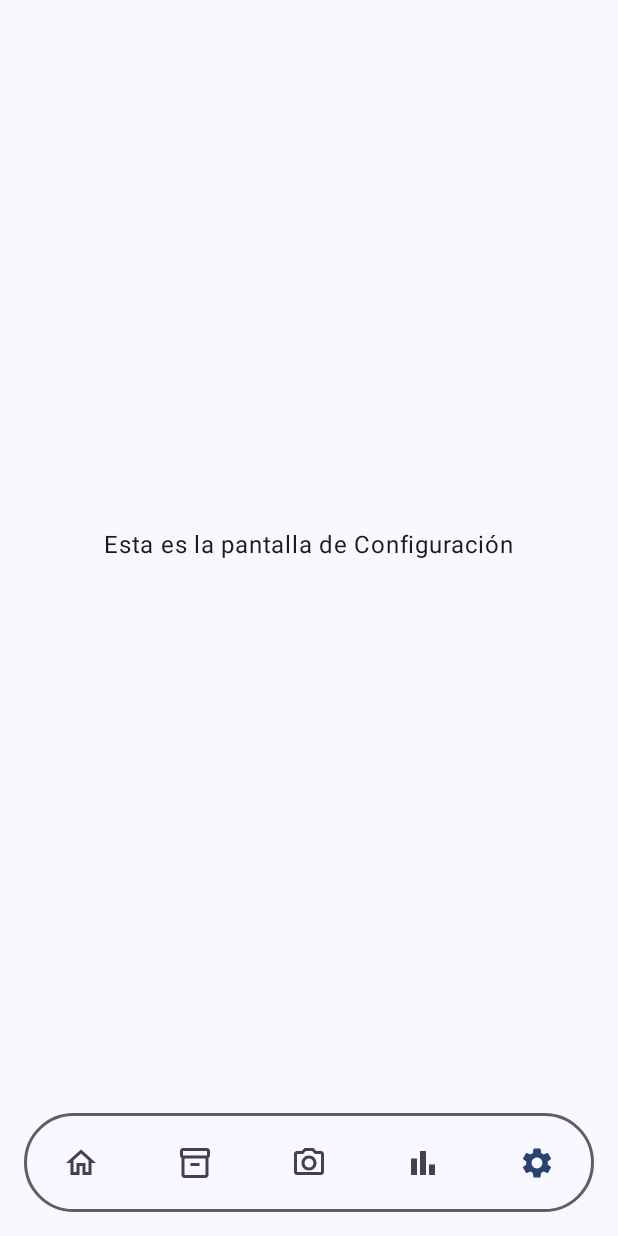
After one commit to adrencina/YoShop, an Android app built with Jetpack Compose: the SettingsScreen screen opened through its navigation route, on a phone screen of 412 x 824 dp. The commit adds this screen. Run offline under Robolectric (Android 15) with nearby library versions, the phone set to English and light mode, and no system bars; our stand-ins replace Dagger/Hilt's generated code, Firebase (no records; nobody signed in at launch, a user with empty details on screens opened directly).

Commit message:
config navegación.

```diff
--- a/app/src/main/java/com/example/claraterra/MainActivity.kt
+++ b/app/src/main/java/com/example/claraterra/MainActivity.kt
@@ -3,45 +3,27 @@ package com.example.claraterra
 import android.os.Bundle
 import androidx.activity.ComponentActivity
 import androidx.activity.compose.setContent
-import androidx.activity.enableEdgeToEdge
-import androidx.compose.foundation.layout.fillMaxSize
-import androidx.compose.foundation.layout.padding
-import androidx.compose.material3.Scaffold
-import androidx.compose.material3.Text
-import androidx.compose.runtime.Composable
-import androidx.compose.ui.Modifier
-import androidx.compose.ui.tooling.preview.Preview
+import androidx.navigation.compose.rememberNavController
+import com.example.claraterra.ui.navigation.AppNavGraph
 import com.example.claraterra.ui.theme.ClaraTerraTheme
+import com.google.firebase.Firebase
+import com.google.firebase.auth.FirebaseAuth
+import com.google.firebase.auth.auth
+import dagger.hilt.android.AndroidEntryPoint
 
+@AndroidEntryPoint
 class MainActivity : ComponentActivity() {
+
+    private val auth: FirebaseAuth by lazy { Firebase.auth }
+
     override fun onCreate(savedInstanceState: Bundle?) {
         super.onCreate(savedInstanceState)
-        enableEdgeToEdge()
         setContent {
             ClaraTerraTheme {
-                Scaffold(modifier = Modifier.fillMaxSize()) { innerPadding ->
-                    Greeting(
-                        name = "Android",
-                        modifier = Modifier.padding(innerPadding)
-                    )
-                }
+                val navController = rememberNavController()
+                val isLoggedIn = auth.currentUser != null
+                AppNavGraph(navController = navController, isLoggedIn = isLoggedIn)
             }
         }
     }
 }
-
-@Composable
-fun Greeting(name: String, modifier: Modifier = Modifier) {
-    Text(
-        text = "Hello $name!",
-        modifier = modifier
-    )
-}
-
-@Preview(showBackground = true)
-@Composable
-fun GreetingPreview() {
-    ClaraTerraTheme {
-        Greeting("Android")
-    }
-}
--- /dev/null
+++ b/app/src/main/java/com/example/claraterra/ui/component/BottomNavigationBar.kt
@@ -0,0 +1,92 @@
+package com.example.claraterra.ui.component
+
+import android.annotation.SuppressLint
+import androidx.compose.foundation.BorderStroke
+import androidx.compose.foundation.interaction.MutableInteractionSource
+import androidx.compose.foundation.layout.*
+import androidx.compose.foundation.shape.RoundedCornerShape
+import androidx.compose.material.icons.Icons
+import androidx.compose.material.icons.filled.*
+import androidx.compose.material.icons.outlined.*
+import androidx.compose.material3.*
+import androidx.compose.runtime.Composable
+import androidx.compose.ui.Alignment
+import androidx.compose.ui.Modifier
+import androidx.compose.ui.platform.LocalConfiguration
+import androidx.compose.ui.unit.dp
+import androidx.navigation.NavController
+import androidx.navigation.compose.currentBackStackEntryAsState
+import com.example.claraterra.ui.navigation.NavigationRoute
+import com.example.claraterra.ui.navigation.component.NavigationItem
+
+@SuppressLint("UnrememberedMutableInteractionSource")
+@Composable
+fun BottomNavigationBar(navController: NavController) {
+    val screenHeight = LocalConfiguration.current.screenHeightDp.dp
+    val navigationBarHeight = screenHeight * 0.08f
+    val horizontalPadding = 16.dp
+    val bottomPadding = 16.dp
+
+    val items = listOf(
+        NavigationItem(NavigationRoute.Home, Icons.Outlined.Home, Icons.Filled.Home),
+        NavigationItem(NavigationRoute.Inventory, Icons.Outlined.Inventory2, Icons.Filled.Inventory2),
+        NavigationItem(NavigationRoute.Photo, Icons.Outlined.CameraAlt, Icons.Filled.CameraAlt),
+        NavigationItem(NavigationRoute.Balance, Icons.Outlined.BarChart, Icons.Filled.BarChart),
+        NavigationItem(NavigationRoute.Settings, Icons.Outlined.Settings, Icons.Filled.Settings)
+    )
+
+    val currentRoute = navController.currentBackStackEntryAsState().value?.destination?.route
+
+    Box(
+        modifier = Modifier
+            .fillMaxWidth()
+            .padding(horizontal = horizontalPadding, vertical = bottomPadding)
+    ) {
+        Card(
+            shape = RoundedCornerShape(50),
+            colors = CardDefaults.cardColors(
+                containerColor = MaterialTheme.colorScheme.surface.copy(alpha = 0.5f)
+            ),
+            border = BorderStroke(2.dp, MaterialTheme.colorScheme.outline),
+            modifier = Modifier
+                .fillMaxWidth()
+                .height(navigationBarHeight)
+        ) {
+            Row(
+                modifier = Modifier.fillMaxSize(),
+                verticalAlignment = Alignment.CenterVertically
+            ) {
+                val iconSize = 32.dp
+
+                items.forEach { item ->
+                    val isSelected = currentRoute == item.route.route
+
+                    Box(
+                        modifier = Modifier.weight(1f),
+                        contentAlignment = Alignment.Center
+                    ) {
+                        IconButton(
+                            onClick = {
+                                if (!isSelected) {
+                                    navController.navigate(item.route.route) {
+                                        popUpTo(NavigationRoute.Home.route) { inclusive = false }
+                                        launchSingleTop = true
+                                    }
+                                }
+                            },
+                            modifier = Modifier.size(iconSize),
+                            interactionSource = MutableInteractionSource()
+                        ) {
+                            Icon(
+                                imageVector = if (isSelected) item.filledIcon else item.outlinedIcon,
+                                contentDescription = item.route.route,
+                                tint = if (isSelected) MaterialTheme.colorScheme.primary
+                                else MaterialTheme.colorScheme.onSurfaceVariant
+                            )
+                        }
+                    }
+                }
+            }
+        }
+    }
+}
--- a/app/src/main/java/com/example/claraterra/ui/navigation/AppNavGraph.kt
+++ b/app/src/main/java/com/example/claraterra/ui/navigation/AppNavGraph.kt
@@ -1,4 +1,58 @@
 package com.example.claraterra.ui.navigation
 
-class AppNavGraph {
+import androidx.compose.runtime.Composable
+import androidx.navigation.NavHostController
+import androidx.navigation.compose.NavHost
+import androidx.navigation.compose.composable
+import com.example.claraterra.ui.screen.balance.BalanceScreen
+import com.example.claraterra.ui.screen.home.HomeScreen
+import com.example.claraterra.ui.screen.inventory.InventoryScreen
+import com.example.claraterra.ui.screen.login.LoginScreen
+import com.example.claraterra.ui.screen.photo.PhotoScreen
+import com.example.claraterra.ui.screen.settings.SettingsScreen
+import com.example.claraterra.ui.screen.splash.SplashScreen
+
+@Composable
+fun AppNavGraph(
+    navController: NavHostController,
+    isLoggedIn: Boolean // Por ahora simulamos en SplashScreen
+) {
+    val start = if (isLoggedIn) NavigationRoute.Home.route else NavigationRoute.Splash.route
+
+    NavHost(
+        navController = navController,
+        startDestination = start
+    ) {
+        // 🔹 Splash
+        composable(NavigationRoute.Splash.route) {
+            SplashScreen(navController = navController)
+        }
+
+        // 🔹 Login
+        composable(NavigationRoute.Login.route) {
+            LoginScreen(navController = navController)
+        }
+
+        // 🔹 Home principal
+        composable(NavigationRoute.Home.route) {
+            HomeScreen(navController = navController)
+        }
+
+        // 🔹 Rutas del BottomNavigationBar
+        composable(NavigationRoute.Inventory.route) {
+            InventoryScreen(navController = navController)
+        }
+
+        composable(NavigationRoute.Photo.route) {
+            PhotoScreen(navController = navController)
+        }
+
+        composable(NavigationRoute.Balance.route) {
+            BalanceScreen(navController = navController)
+        }
+
+        composable(NavigationRoute.Settings.route) {
+            SettingsScreen(navController = navController)
+        }
+    }
 }
--- /dev/null
+++ b/app/src/main/java/com/example/claraterra/ui/navigation/component/NavigationItem.kt
@@ -0,0 +1,10 @@
+package com.example.claraterra.ui.navigation.component
+
+import androidx.compose.ui.graphics.vector.ImageVector
+import com.example.claraterra.ui.navigation.NavigationRoute
+
+data class NavigationItem(
+    val route: NavigationRoute,
+    val outlinedIcon: ImageVector,
+    val filledIcon: ImageVector
+)
--- /dev/null
+++ b/app/src/main/java/com/example/claraterra/ui/screen/home/HomeScreen.kt
@@ -0,0 +1,32 @@
+package com.example.claraterra.ui.screen.home
+
+import androidx.compose.foundation.layout.Box
+import androidx.compose.foundation.layout.fillMaxSize
+import androidx.compose.foundation.layout.padding
+import androidx.compose.material3.Scaffold
+import androidx.compose.material3.Text
+import androidx.compose.runtime.Composable
+import androidx.compose.ui.Alignment
+import androidx.compose.ui.Modifier
+import androidx.navigation.NavController
+import com.example.claraterra.ui.component.BottomNavigationBar
+
+@Composable
+fun HomeScreen(
+    navController: NavController,
+    modifier: Modifier = Modifier
+) {
+    Scaffold(
+        modifier = modifier,
+        bottomBar = { BottomNavigationBar(navController = navController) }
+    ) { padding ->
+        Box(
+            modifier = Modifier
+                .fillMaxSize()
+                .padding(padding),
+            contentAlignment = Alignment.Center
+        ) {
+            Text(text = "Esta es la Home")
+        }
+    }
+}
--- /dev/null
+++ b/app/src/main/java/com/example/claraterra/ui/screen/settings/SettingsScreen.kt
@@ -0,0 +1,28 @@
+package com.example.claraterra.ui.screen.settings
+
+import androidx.compose.foundation.layout.*
+import androidx.compose.material3.*
+import androidx.compose.runtime.Composable
+import androidx.compose.ui.*
+import androidx.navigation.NavController
+import com.example.claraterra.ui.component.BottomNavigationBar
+
+@Composable
+fun SettingsScreen(
+    navController: NavController,
+    modifier: Modifier = Modifier
+) {
+    Scaffold(
+        modifier = modifier,
+        bottomBar = { BottomNavigationBar(navController = navController) }
+    ) { padding ->
+        Box(
+            modifier = Modifier
+                .fillMaxSize()
+                .padding(padding),
+            contentAlignment = Alignment.Center
+        ) {
+            Text(text = "Esta es la pantalla de Configuración")
+        }
+    }
+}
```
Also changed, not shown: app/src/main/java/com/example/claraterra/data/local/dao/GastoDao.kt (+13 -1 lines), app/src/main/java/com/example/claraterra/data/local/dao/VentaDao.kt (+13 -1 lines), app/src/main/java/com/example/claraterra/data/local/entity/Gasto.kt (+10 -2 lines), app/src/main/java/com/example/claraterra/data/local/entity/Venta.kt (+10 -2 lines), app/src/main/java/com/example/claraterra/ui/navigation/NavigationRoute.kt (added, +13 -0 lines), app/src/main/java/com/example/claraterra/ui/screen/balance/BalanceScreen.kt (added, +28 -0 lines), app/src/main/java/com/example/claraterra/ui/screen/inventory/InventoryScreen.kt (added, +28 -0 lines), app/src/main/java/com/example/claraterra/ui/screen/login/LoginScreen.kt (added, +36 -0 lines), app/src/main/java/com/example/claraterra/ui/screen/photo/PhotoScreen.kt (added, +28 -0 lines), app/src/main/java/com/example/claraterra/ui/screen/splash/SplashScreen.kt (added, +40 -0 lines), app/src/main/java/com/example/claraterra/ui/screen/transaction/TransactionScreen.kt (added, +28 -0 lines).
